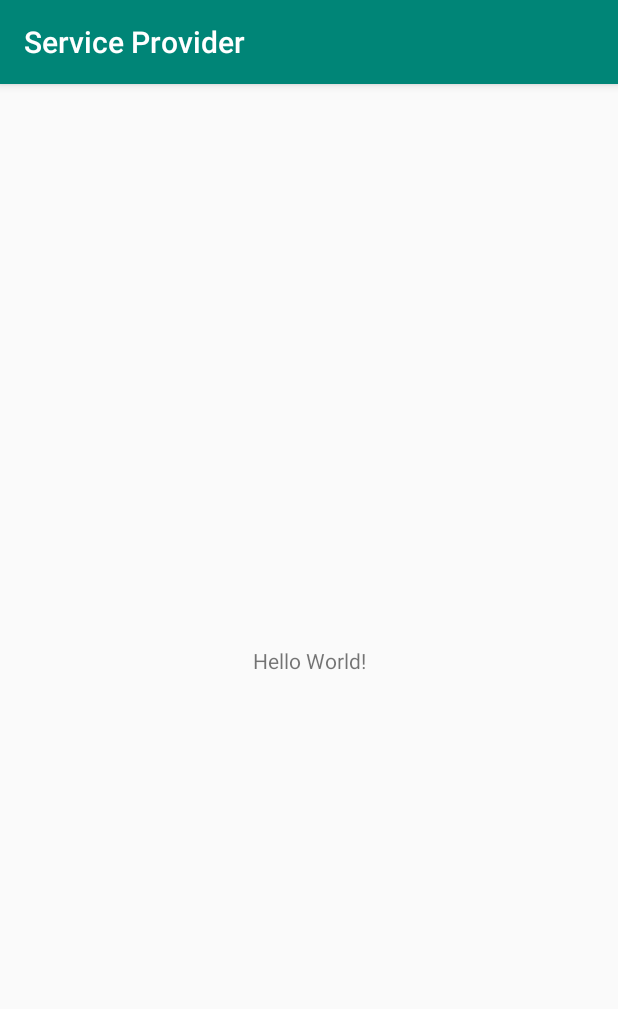
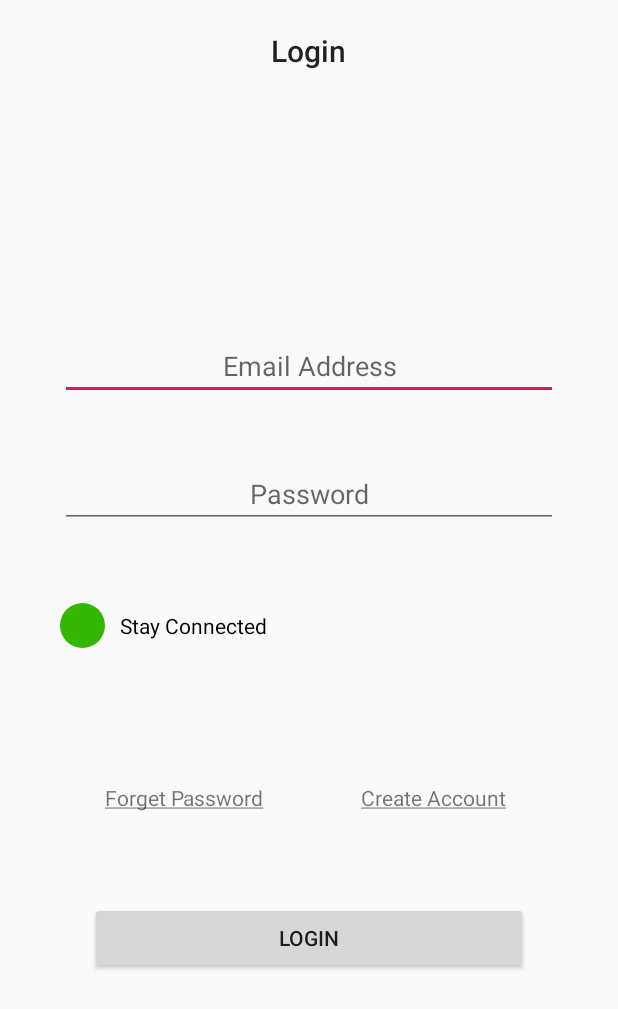
Before and after one commit to ahmedkhan4u/ServiceProvider, an Android app: the screen it shows after launch (MainActivity), on a phone screen of 412 x 824 dp. Shown: the top 1009 px of the screen. Run offline under Robolectric (Android 15) with nearby library versions, the phone set to English and light mode, and no system bars; our stand-ins replace Firebase (no records; nobody signed in at launch, a user with empty details on screens opened directly).

Commit message:
updated4 with the json file of firebase and login and registratiton system

```diff
--- a/app/build.gradle
+++ b/app/build.gradle
@@ -27,6 +27,7 @@ dependencies {
     androidTestImplementation 'com.android.support.test:runner:1.0.2'
     androidTestImplementation 'com.android.support.test.espresso:espresso-core:3.0.2'
 
-    implementation 'com.google.firebase:firebase-core:16.0.1'
+    implementation 'com.google.firebase:firebase-core:16.0.5'
+    implementation 'com.google.firebase:firebase-auth:16.0.5'
 }
 apply plugin: 'com.google.gms.google-services'
--- a/app/src/main/AndroidManifest.xml
+++ b/app/src/main/AndroidManifest.xml
@@ -10,7 +10,7 @@
         android:roundIcon="@mipmap/ic_launcher_round"
         android:supportsRtl="true"
         android:theme="@style/AppTheme">
-        <activity android:name=".Main2Activity"></activity>
+        <activity android:name=".Home"></activity>
         <activity android:name=".MainActivity">
             <intent-filter>
                 <action android:name="android.intent.action.MAIN" />
--- a/app/src/main/java/com/khan/serviceprovider/Main2Activity.java
+++ b/app/src/main/java/com/khan/serviceprovider/Home.java
@@ -3,12 +3,12 @@ package com.khan.serviceprovider;
 import android.support.v7.app.AppCompatActivity;
 import android.os.Bundle;
 
-public class Main2Activity extends AppCompatActivity {
+public class Home extends AppCompatActivity {
 
     @Override
     protected void onCreate(Bundle savedInstanceState) {
         super.onCreate(savedInstanceState);
-        setContentView(R.layout.activity_main2);
+        setContentView(R.layout.activity_home);
 
     }
 }
--- a/app/src/main/java/com/khan/serviceprovider/MainActivity.java
+++ b/app/src/main/java/com/khan/serviceprovider/MainActivity.java
@@ -1,20 +1,99 @@
 package com.khan.serviceprovider;
 
+import android.app.ProgressDialog;
+import android.content.Intent;
+import android.support.annotation.NonNull;
 import android.support.v7.app.AppCompatActivity;
 import android.os.Bundle;
+import android.text.Html;
+import android.text.TextUtils;
+import android.view.View;
+import android.widget.Button;
+import android.widget.EditText;
+import android.widget.TextView;
+import android.widget.Toast;
+
+import com.google.android.gms.tasks.OnCompleteListener;
+import com.google.android.gms.tasks.Task;
+import com.google.firebase.auth.AuthResult;
+import com.google.firebase.auth.FirebaseAuth;
 
 public class MainActivity extends AppCompatActivity {
+
+    TextView forgetpassword,createaccount;
+
+    EditText email, password;
+    Button loginbutton;
+
+    FirebaseAuth firebaseAuth;
+    ProgressDialog progressDialog;
 
     @Override
     protected void onCreate(Bundle savedInstanceState) {
         super.onCreate(savedInstanceState);
         setContentView(R.layout.activity_main);
 
-        int a;
-        a=2;
-        System.out.println("hello world");
+        firebaseAuth = FirebaseAuth.getInstance();
 
-        String name = "Cjnomi";
-        System.out.println(name);
+        forgetpassword = (TextView) findViewById(R.id.forgetpassword);
+        createaccount = (TextView) findViewById(R.id.createaccount);
+        email = (EditText) findViewById(R.id.loginemail);
+        password = (EditText) findViewById(R.id.passwordemail);
+        loginbutton = (Button) findViewById(R.id.buttlogin);
+
+        progressDialog = new ProgressDialog(MainActivity.this);
+
+
+        createaccount.setText(Html.fromHtml("<u>Create Account</u>"));
+        forgetpassword.setText(Html.fromHtml("<u>Forget Password</u>"));
+
+
+        loginbutton.setOnClickListener(new View.OnClickListener() {
+            @Override
+            public void onClick(View view) {
+
+
+                String userstring = email.getText().toString().trim();
+                String passwordstring =password.getText().toString().trim();
+
+                if(TextUtils.isEmpty(userstring))
+                {
+                    email.setError("Email Is Required");
+                    return;
+                }
+                if(TextUtils.isEmpty(passwordstring))
+                {
+                    password.setError("Password Is Required");
+                    return;
+                }
+                progressDialog.setMessage("Connecting to Servers...");
+                progressDialog.setCancelable(false);
+                progressDialog.show();
+                firebaseAuth.signInWithEmailAndPassword(userstring,passwordstring)
+                        .addOnCompleteListener(MainActivity.this, new OnCompleteListener<AuthResult>() {
+                            @Override
+                            public void onComplete(@NonNull Task<AuthResult> task) {
+
+                                if(task.isSuccessful())
+                                {
+                                    progressDialog.dismiss();
+                                    Toast.makeText(MainActivity.this,"Logged in",Toast.LENGTH_LONG).show();
+                                    Intent intent = new Intent(MainActivity.this,Home.class);
+                                    finish();
+                                }
+                                else
+                                {
+                                    progressDialog.dismiss();
+                                    Toast.makeText(MainActivity.this,"provided record not found",Toast.LENGTH_LONG).show();
+
+                                }
+
+                            }
+                        });
+
+            }
+        });
+
     }
+
 }
--- /dev/null
+++ b/app/src/main/res/drawable/checked.xml
@@ -0,0 +1,48 @@
+<?xml version="1.0" encoding="utf-8"?>
+<selector xmlns:android="http://schemas.android.com/apk/res/android">
+    <item android:state_checked="true">
+        <layer-list>
+            <item>
+                <shape android:shape="oval">
+                    <corners android:radius="1dp" />
+
+                    <gradient
+                        android:startColor="#35B601"
+                        android:centerColor="#35B601"
+                        android:endColor="#35B601"
+                        android:angle="270" />
+                    <size
+                        android:width="30dp"
+                        android:height="30dp" />
+                </shape>
+            </item>
+
+            <item
+                android:width="8dp"
+                android:height="2dp"
+                android:top="20dp"
+                android:left="6dp">
+                <rotate
+                    android:fromDegrees="45">
+                    <shape android:shape="rectangle">
+                        <solid android:color="#fff"/>
+                    </shape>
+                </rotate>
+            </item>
+
+            <item
+                android:width="19dp"
+                android:height="2dp"
+                android:top="16dp"
+                android:left="9dp">
+                <rotate
+                    android:fromDegrees="-45">
+                    <shape android:shape="rectangle">
+                        <solid android:color="#fff"/>
+                    </shape>
+                </rotate>
+            </item>
+        </layer-list>
+    </item>
+
+</selector>
--- /dev/null
+++ b/app/src/main/res/drawable/custom_checkbox.xml
@@ -0,0 +1,9 @@
+<?xml version="1.0" encoding="utf-8"?>
+<selector xmlns:android="http://schemas.android.com/apk/res/android" >
+    <item android:state_checked="true"
+        android:drawable="@drawable/checked" />
+    <item android:state_pressed="true"
+        android:drawable="@drawable/checked" />
+    <item android:state_pressed="false"
+        android:drawable="@drawable/unchecked" />
+</selector>
--- /dev/null
+++ b/app/src/main/res/drawable/unchecked.xml
@@ -0,0 +1,13 @@
+<?xml version="1.0" encoding="UTF-8"?>
+<shape xmlns:android="http://schemas.android.com/apk/res/android" android:shape="oval">
+    <corners android:radius="1dp" />
+
+    <gradient
+        android:startColor="#35B601"
+        android:centerColor="#35B601"
+        android:endColor="#35B601"
+        android:angle="270" />
+    <size
+        android:width="30dp"
+        android:height="30dp" />
+</shape>
--- a/app/src/main/res/layout/activity_main2.xml
+++ b/app/src/main/res/layout/activity_home.xml
@@ -4,6 +4,6 @@
     xmlns:tools="http://schemas.android.com/tools"
     android:layout_width="match_parent"
     android:layout_height="match_parent"
-    tools:context=".Main2Activity">
+    tools:context=".Home">
 
 </android.support.constraint.ConstraintLayout>
--- a/app/src/main/res/layout/activity_main.xml
+++ b/app/src/main/res/layout/activity_main.xml
@@ -1,18 +1,92 @@
 <?xml version="1.0" encoding="utf-8"?>
-<android.support.constraint.ConstraintLayout xmlns:android="http://schemas.android.com/apk/res/android"
+<LinearLayout xmlns:android="http://schemas.android.com/apk/res/android"
     xmlns:app="http://schemas.android.com/apk/res-auto"
     xmlns:tools="http://schemas.android.com/tools"
     android:layout_width="match_parent"
     android:layout_height="match_parent"
-    tools:context=".MainActivity">
+    tools:context=".MainActivity"
+    android:orientation="vertical"
+    android:gravity="center_horizontal">
 
     <TextView
+        android:layout_margin="20dp"
         android:layout_width="wrap_content"
         android:layout_height="wrap_content"
-        android:text="Hello World!"
-        app:layout_constraintBottom_toBottomOf="parent"
-        app:layout_constraintLeft_toLeftOf="parent"
-        app:layout_constraintRight_toRightOf="parent"
-        app:layout_constraintTop_toTopOf="parent" />
+        android:text="Login"
+        style="@style/TextAppearance.AppCompat.Title"/>
 
-</android.support.constraint.ConstraintLayout>
+    <LinearLayout
+        android:layout_width="match_parent"
+        android:layout_height="match_parent"
+        android:orientation="vertical"
+        android:gravity="center"
+        android:layout_margin="20dp">
+
+        <EditText
+            android:layout_margin="20dp"
+            android:id="@+id/loginemail"
+            android:layout_width="match_parent"
+            android:layout_height="wrap_content"
+            android:inputType="textEmailAddress"
+            android:hint="Email Address"
+            android:textAlignment="center"/>
+        <EditText
+            android:layout_margin="20dp"
+            android:id="@+id/passwordemail"
+            android:layout_width="match_parent"
+            android:layout_height="wrap_content"
+            android:inputType="textPassword"
+            android:hint="Password"
+            android:textAlignment="center"/>
+        <LinearLayout
+            android:layout_width="match_parent"
+            android:layout_height="wrap_content"
+            android:layout_margin="20dp">
+            <CheckBox
+                android:id="@+id/stayconnected"
+                android:layout_width="wrap_content"
+                android:paddingLeft="10dp"
+                android:layout_height="50dp"
+                android:button="@drawable/custom_checkbox"
+                android:text="Stay Connected"/>
+        </LinearLayout>
+
+        <LinearLayout
+            android:layout_margin="20dp"
+            android:layout_width="match_parent"
+            android:layout_height="wrap_content"
+            android:orientation="horizontal"
+            android:weightSum="2">
+            <TextView
+                android:layout_marginTop="40dp"
+                android:id="@+id/forgetpassword"
+                android:layout_width="match_parent"
+                android:layout_height="match_parent"
+                android:text=""
+                android:textStyle=""
+                android:layout_weight="1"
+                android:textAlignment="center"/>
+            <TextView
+                android:layout_marginTop="40dp"
+                android:id="@+id/createaccount"
+                android:textAlignment="center"
+                android:layout_width="match_parent"
+                android:layout_height="match_parent"
+                android:text=""
+                android:textStyle=""
+                android:layout_weight="1"/>
+        </LinearLayout>
+
+        <Button
+            android:id="@+id/buttlogin"
+            android:layout_margin="40dp"
+            android:layout_width="match_parent"
+            android:layout_height="wrap_content"
+            android:text="Login"/>
+
+
+    </LinearLayout>
+
+
+
+</LinearLayout>
--- a/app/src/main/res/values/styles.xml
+++ b/app/src/main/res/values/styles.xml
@@ -1,7 +1,7 @@
 <resources>
 
     <!-- Base application theme. -->
-    <style name="AppTheme" parent="Theme.AppCompat.Light.DarkActionBar">
+    <style name="AppTheme" parent="Theme.AppCompat.Light.NoActionBar">
         <!-- Customize your theme here. -->
         <item name="colorPrimary">@color/colorPrimary</item>
         <item name="colorPrimaryDark">@color/colorPrimaryDark</item>
```
